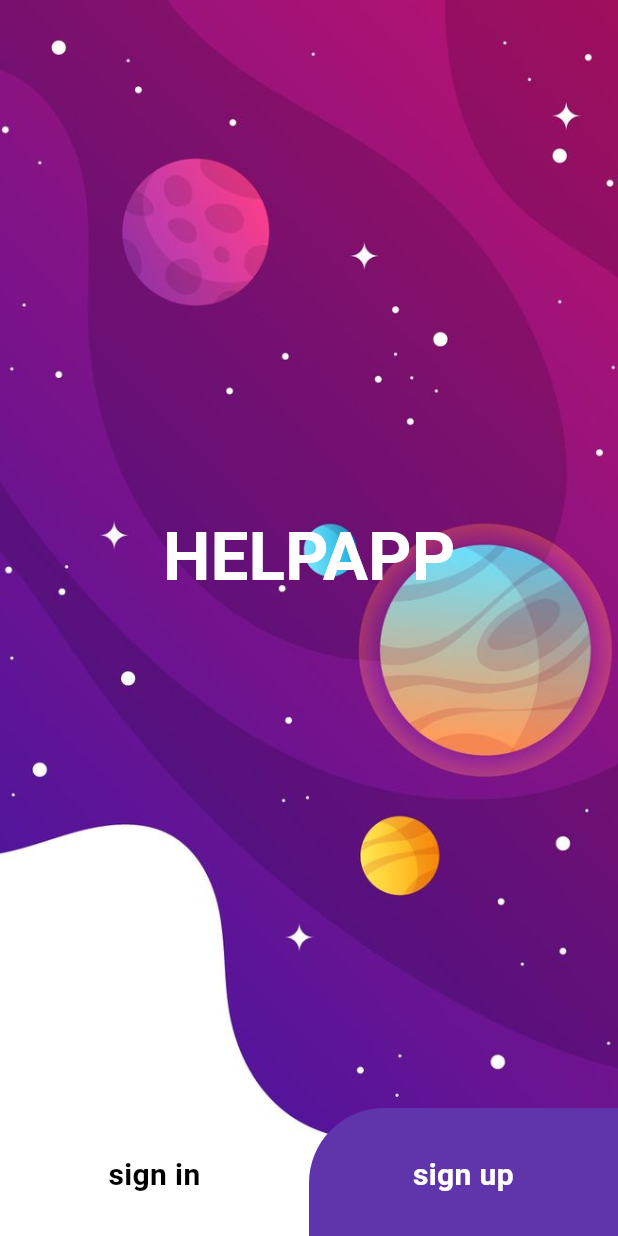
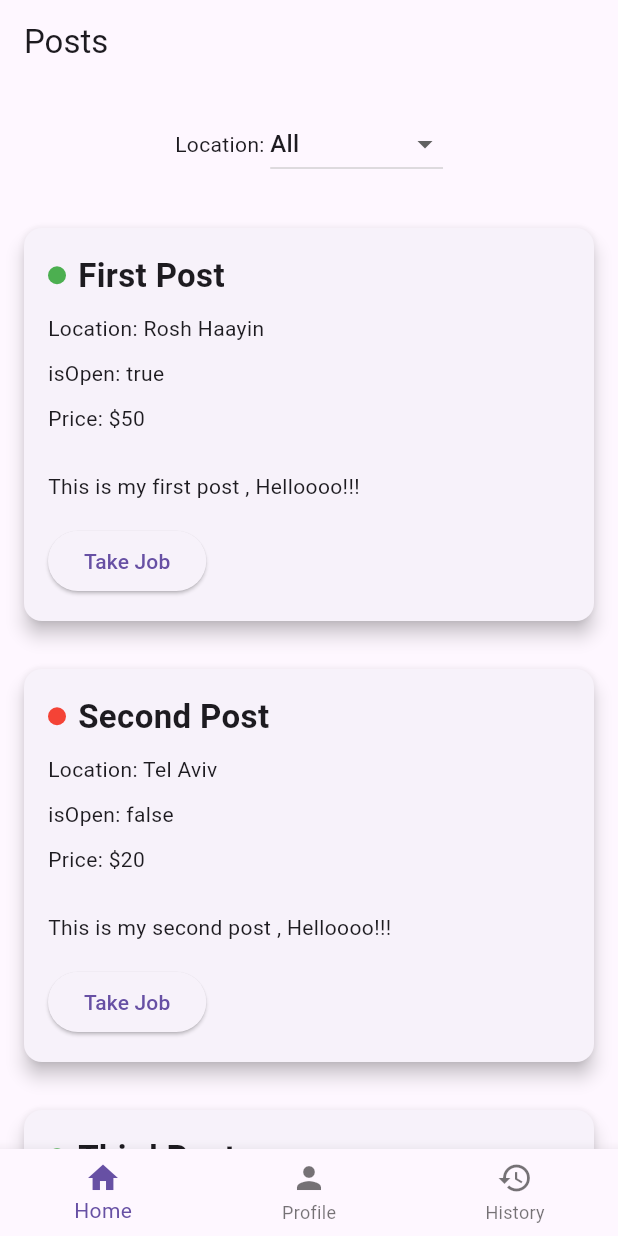
Before and after one commit to ravidkrisi/help_app, a Flutter app: the screen it shows after launch, on a phone screen of 412 x 824 dp. Run offline on Flutter 3.47's test engine with Material 3 defaults, Android fonts, the phone set to English and light mode, and no system bars; our stand-ins replace cloud_firestore, firebase_auth, firebase_core, icons_plus; accounts and stored records are empty.

Commit message:
commit changes

```diff
--- a/lib/main.dart
+++ b/lib/main.dart
@@ -3,6 +3,7 @@ import 'package:help_app/firebase_options.dart';
 import 'package:help_app/pages/sign_in_route.dart';
 import 'package:flutter/material.dart';
 import 'package:help_app/pages/welcom_page.dart';
+import 'package:help_app/pages/home_page_provider.dart';
 
 void main() async {
   WidgetsFlutterBinding.ensureInitialized();
@@ -17,7 +18,7 @@ class MyApp extends StatelessWidget {
   Widget build(BuildContext context) {
     return const MaterialApp(
       debugShowCheckedModeBanner: false,
-      home: WelcomeScreen(),
+      home: HomePageProvider(),
     );
   }
 }
--- /dev/null
+++ b/lib/pages/home_page_provider.dart
@@ -0,0 +1,206 @@
+import 'package:flutter/material.dart';
+
+class Post {
+  String title = "";
+  String content = "";
+  String location = "";
+  int price = 1;
+  bool isOpen = false;
+
+  Post(this.title, this.content, this.location, this.price, this.isOpen);
+}
+
+List<Post> posts = [
+  Post("First Post", "This is my first post , Helloooo!!!", "Rosh Haayin", 50,
+      true),
+  Post("Second Post", "This is my second post , Helloooo!!!", "Tel Aviv", 20,
+      false),
+  Post("Third Post", "This is my third post", "Bat Yam", 15, true),
+  Post("Fourth Post", "This is my fourth post ", "Ariel", 100, false),
+  Post("fifth Post", "This is my fifth post , Helloooo!!!", "Rosh Haayin", 50,
+      true),
+  Post("sixth Post", "This is my sixth post , Helloooo!!!", "Tel Aviv", 20,
+      false),
+  Post("seventh Post", "This is my seventh post", "Bat Yam", 15, true),
+  Post("hello", "This is my  post ", "Ariel", 100, false),
+  Post("My", "This is my post , Helloooo!!!", "Rosh Haayin", 50, true),
+  Post("Name", "This is my post , Helloooo!!!", "Tel Aviv", 20, false),
+  Post("Is", "This is my post", "Bat Yam", 15, true),
+  Post("Ruth", "This is my post ", "Ariel", 100, false),
+  // Add more posts as needed
+];
+
+class HomePageProvider extends StatefulWidget {
+  const HomePageProvider({Key? key}) : super(key: key);
+
+  @override
+  State<HomePageProvider> createState() => HomePageProviderState();
+}
+
+class HomePageProviderState extends State<HomePageProvider> {
+  String selectedLocation = "All";
+  int originalVisiblePostCount = 10;
+  int visiblePostCount = 10;
+
+  @override
+  Widget build(BuildContext context) {
+    List<Post> filteredPosts = selectedLocation == "All"
+        ? posts
+        : posts.where((post) => post.location == selectedLocation).toList();
+
+    return Scaffold(
+      appBar: AppBar(
+        title: Text("Posts"),
+      ),
+      body: Column(
+        children: [
+          Container(
+            padding: EdgeInsets.all(16),
+            child: Row(
+              mainAxisAlignment: MainAxisAlignment.center,
+              children: [
+                Text("Location: "),
+                DropdownButton<String>(
+                  value: selectedLocation,
+                  items: getUniqueLocations().map((location) {
+                    return DropdownMenuItem<String>(
+                      value: location,
+                      child: Text(location),
+                    );
+                  }).toList(),
+                  onChanged: (value) {
+                    setState(() {
+                      selectedLocation = value!;
+                      visiblePostCount = originalVisiblePostCount;
+                    });
+                  },
+                ),
+              ],
+            ),
+          ),
+          Expanded(
+            child: ListView.builder(
+              itemCount: visiblePostCount + 1,
+              // Ensure that the item count doesn't exceed the actual number of items
+              itemBuilder: (context, index) {
+                if (index == visiblePostCount) {
+                  // Load More / Load Less button
+                  return ElevatedButton(
+                    onPressed: () {
+                      setState(() {
+                        if (visiblePostCount < filteredPosts.length) {
+                          visiblePostCount +=
+                              10; // Increase visible post count by 10
+                          if (visiblePostCount > filteredPosts.length) {
+                            // Ensure not to exceed the actual number of items
+                            visiblePostCount = filteredPosts.length;
+                          }
+                        } else {
+                          // If all posts are visible, reset visible post count to the original value
+                          visiblePostCount = originalVisiblePostCount;
+                        }
+                      });
+                    },
+                    child: Text(
+                      visiblePostCount < filteredPosts.length
+                          ? "Load More"
+                          : "Load Less",
+                    ),
+                  );
+                }
+                return PostCard(post: filteredPosts[index]);
+              },
+            ),
+          ),
+        ],
+      ),
+      bottomNavigationBar: BottomNavigationBar(
+        items: [
+          BottomNavigationBarItem(
+            icon: Icon(Icons.home),
+            label: 'Home',
+          ),
+          BottomNavigationBarItem(
+            icon: Icon(Icons.person),
+            label: 'Profile',
+          ),
+          BottomNavigationBarItem(
+            icon: Icon(Icons.history),
+            label: 'History',
+          ),
+        ],
+        onTap: (index) {
+          // Handle tapping on the bottom navigation bar items if needed
+        },
+      ),
+    );
+  }
+
+  List<String> getUniqueLocations() {
+    Set<String> uniqueLocations = Set<String>();
+    uniqueLocations.add("All");
+    for (var post in posts) {
+      uniqueLocations.add(post.location);
+    }
+
+    return uniqueLocations.toList();
+  }
+}
+
+class PostCard extends StatelessWidget {
+  final Post post;
+
+  const PostCard({required this.post, Key? key}) : super(key: key);
+
+  @override
+  Widget build(BuildContext context) {
+    return Card(
+      elevation: 5,
+      margin: EdgeInsets.all(16),
+      child: Padding(
+        padding: EdgeInsets.all(16),
+        child: Column(
+          crossAxisAlignment: CrossAxisAlignment.start,
+          children: [
+            Row(
+              children: [
+                _buildStatusIndicator(post.isOpen),
+                SizedBox(width: 8),
+                Text(
+                  post.title,
+                  style: TextStyle(fontSize: 22, fontWeight: FontWeight.bold),
+                ),
+              ],
+            ),
+            SizedBox(height: 10),
+            Text("Location: ${post.location}"),
+            SizedBox(height: 10),
+            Text("isOpen: ${post.isOpen}"),
+            SizedBox(height: 10),
+            Text("Price: \$${post.price}"),
+            SizedBox(height: 25),
+            Text(post.content),
+            SizedBox(height: 16),
+            ElevatedButton(
+              onPressed: () {
+                print("Submit Offer button pressed for ${post.title}");
+              },
+              child: Text("Take Job"),
+            ),
+          ],
+        ),
+      ),
+    );
+  }
+
+  Widget _buildStatusIndicator(bool isOpen) {
+    return Container(
+      width: 12,
+      height: 12,
+      decoration: BoxDecoration(
+        shape: BoxShape.circle,
+        color: isOpen ? Colors.green : Colors.red,
+      ),
+    );
+  }
+}
```
Also changed, not shown: lib/models/post.dart (added), lib/models/user.dart (added).
